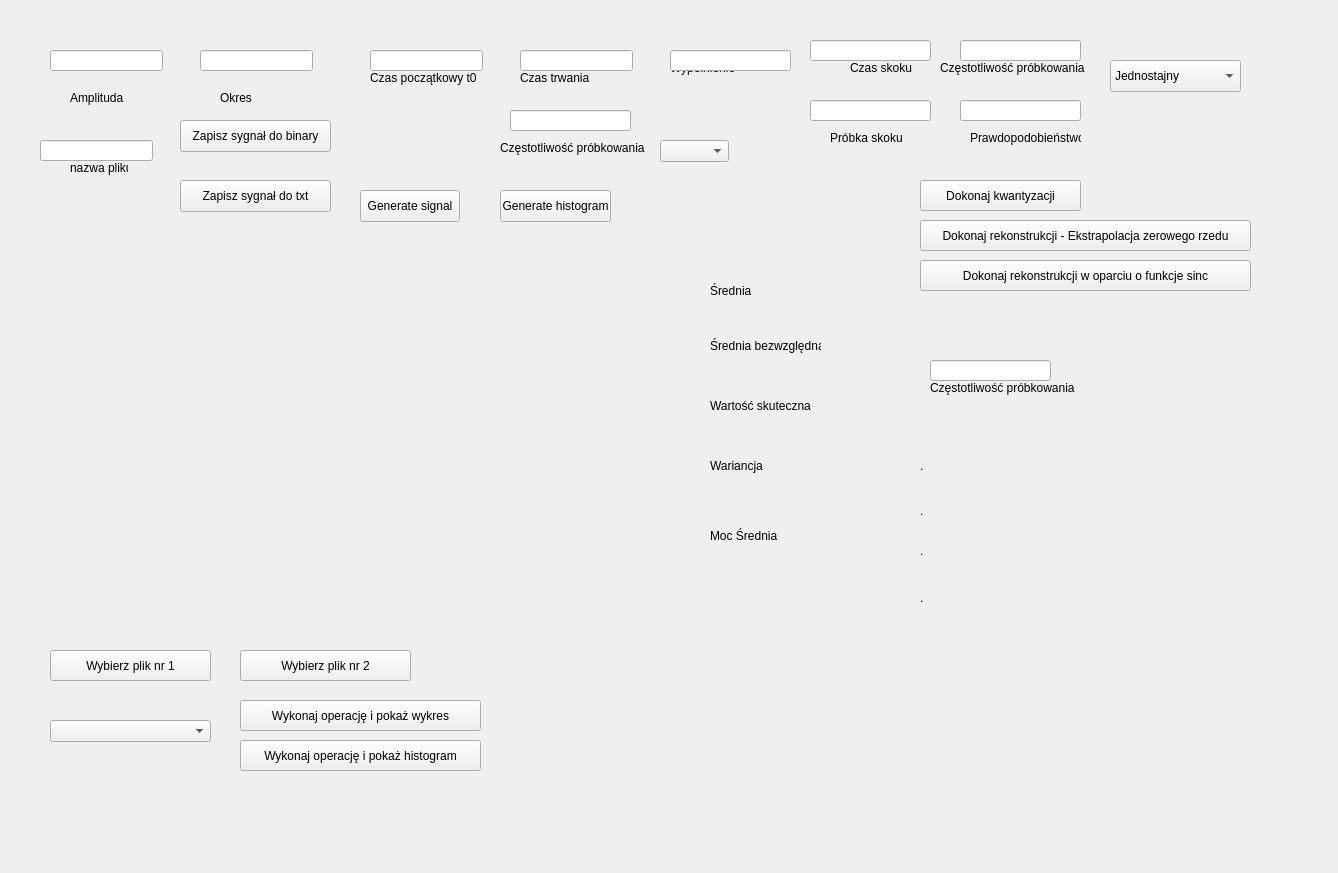
Qt form DSP/zad1/form.ui (KD377/SusleRepo) before a commit.
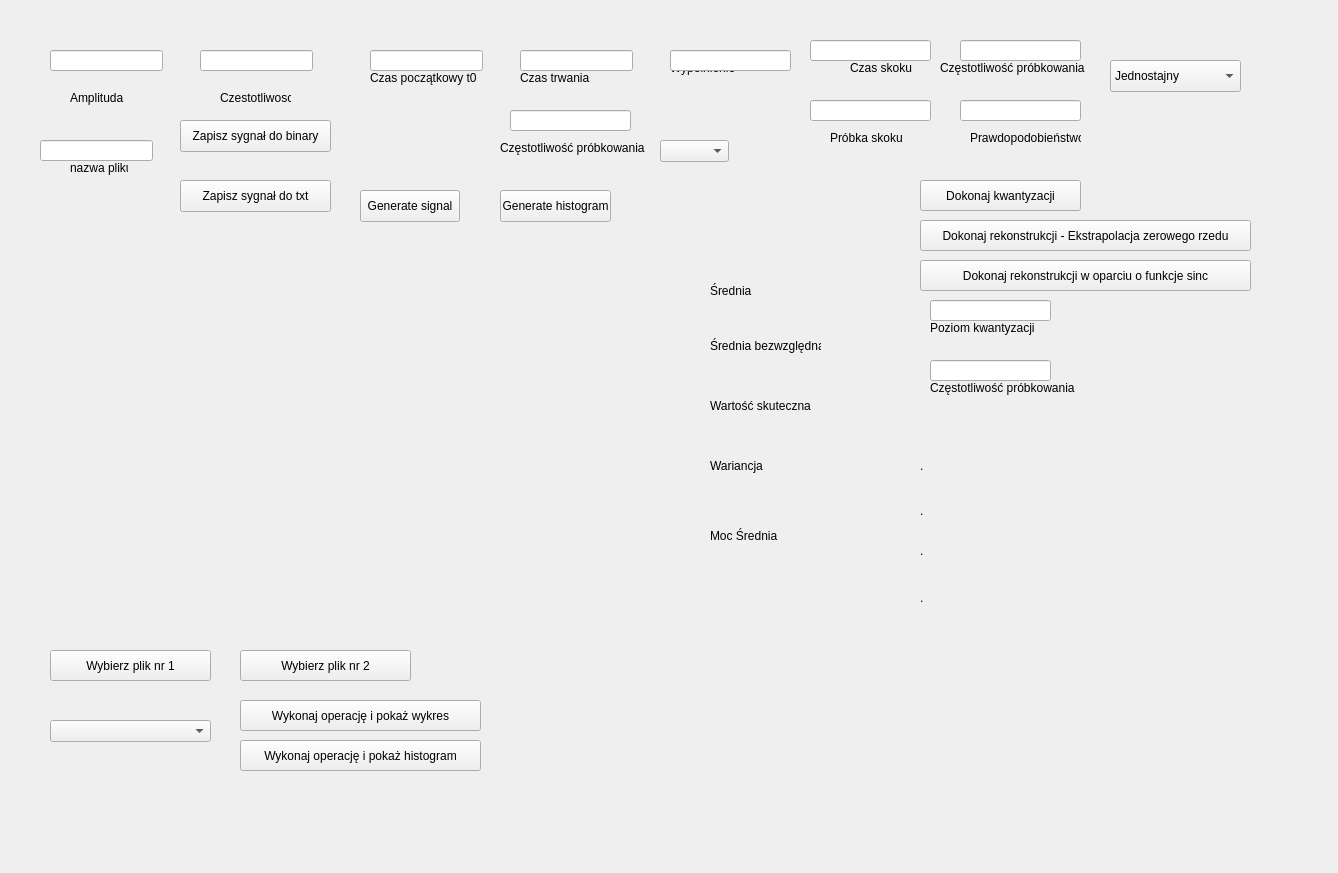
The same form after that commit.

Patch:
```diff
--- a/DSP/zad1/form.ui
+++ b/DSP/zad1/form.ui
@@ -431,7 +431,7 @@
         </rect>
        </property>
        <property name="text">
-        <string>Okres</string>
+        <string>Czestotliwosc</string>
        </property>
       </widget>
       <widget class="QLabel" name="label_5">
@@ -600,6 +600,32 @@
         <string>Generate signal</string>
        </property>
       </widget>
+      <widget class="QLineEdit" name="lineEdit_12">
+       <property name="geometry">
+        <rect>
+         <x>920</x>
+         <y>280</y>
+         <width>121</width>
+         <height>21</height>
+        </rect>
+       </property>
+       <property name="text">
+        <string/>
+       </property>
+      </widget>
+      <widget class="QLabel" name="label_14">
+       <property name="geometry">
+        <rect>
+         <x>920</x>
+         <y>300</y>
+         <width>151</width>
+         <height>16</height>
+        </rect>
+       </property>
+       <property name="text">
+        <string>Poziom kwantyzacji</string>
+       </property>
+      </widget>
      </widget>
     </item>
    </layout>
```
